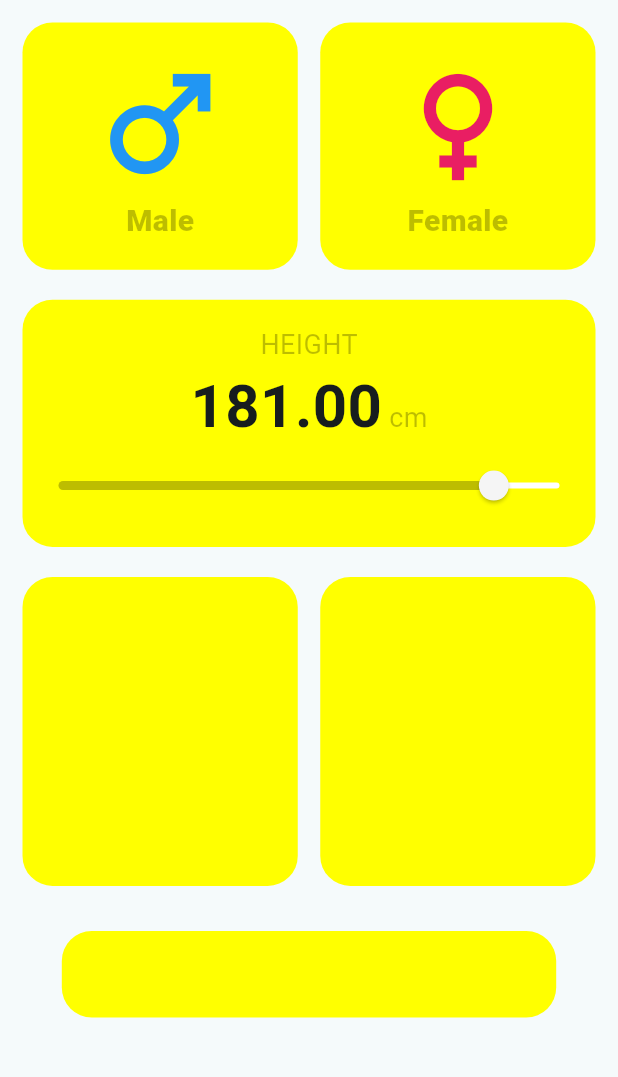
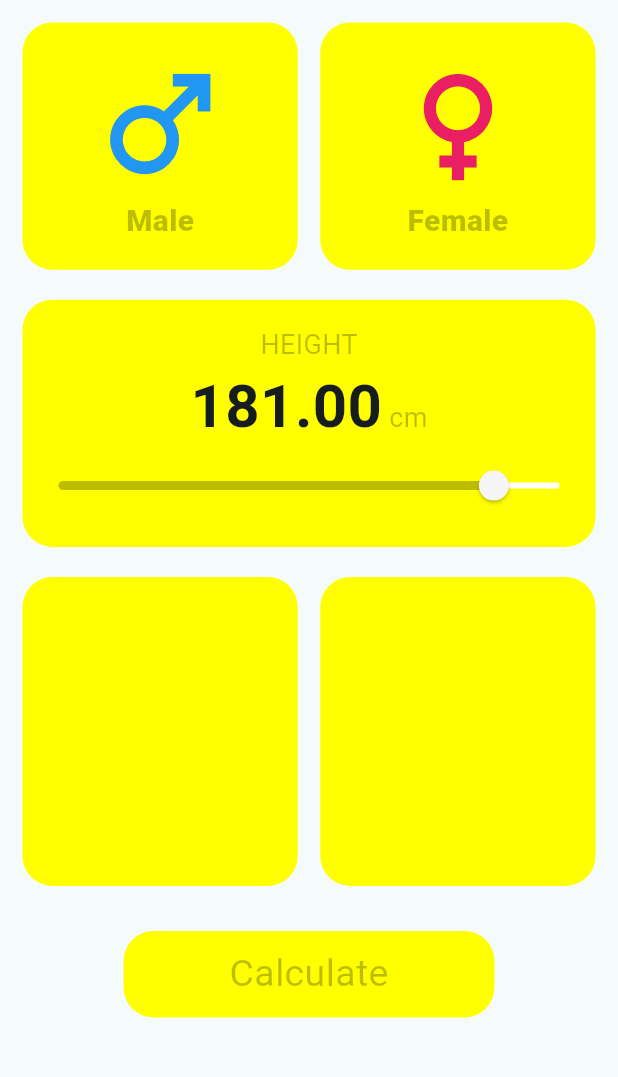
Before and after one commit to Ratndeep1999/bmi_calculator, a Flutter app: the screen it shows after launch, on a phone screen of 412 x 824 dp, the part 84-1161 px from its top. Run offline on Flutter 3.47's test engine with Material 3 defaults, Android fonts, the phone set to English and light mode, and no system bars.

Commit message:
bmi_calculator_page.dart : male anf female section (container, icons, text) added, Height section (Text.rich, Text and slider) added, weight Container() and age Container() both section added, calculate bmi button to calculate bmi added,

```diff
--- a/lib/bmi_calculator_page.dart
+++ b/lib/bmi_calculator_page.dart
@@ -194,12 +194,25 @@ class _BmiCalculatorPageState extends State<BmiCalculatorPage> {
               SizedBox(height: 30),
 
               // Calculate Button
-              Container(
-                height: MediaQuery.of(context).size.height * 0.07,
-                width: MediaQuery.of(context).size.width * 0.8,
-                decoration: BoxDecoration(
-                  borderRadius: BorderRadius.circular(20),
-                  color: Colors.yellowAccent,
+              InkWell(
+                onTap: () {},
+                child: Container(
+                  height: MediaQuery.of(context).size.height * 0.07,
+                  width: MediaQuery.of(context).size.width * 0.6,
+                  decoration: BoxDecoration(
+                    borderRadius: BorderRadius.circular(20),
+                    color: Colors.yellowAccent,
+                  ),
+                  child: Center(
+                    child: Text(
+                      "Calculate",
+                      style: TextStyle(
+                        fontSize: 25,
+                        fontWeight: FontWeight.w400,
+                        color: Colors.black26,
+                      ),
+                    ),
+                  ),
                 ),
               ),
             ],
```
